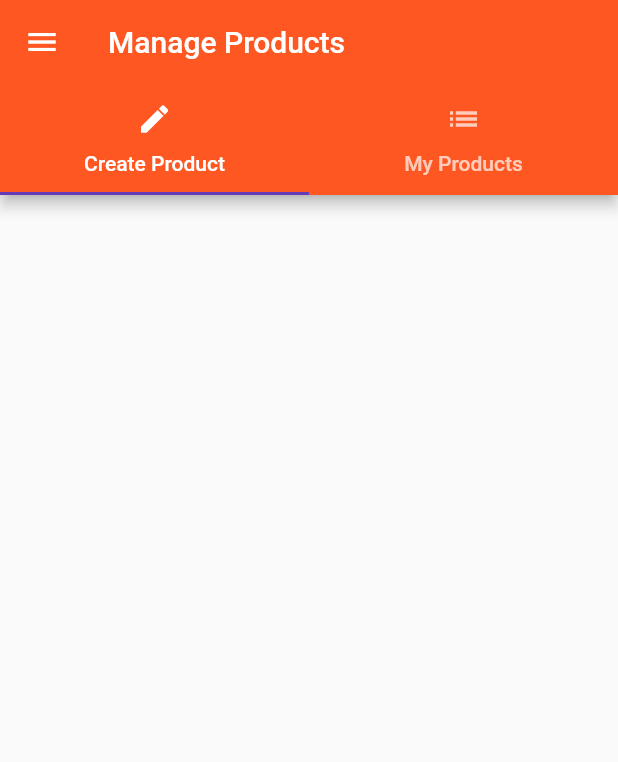
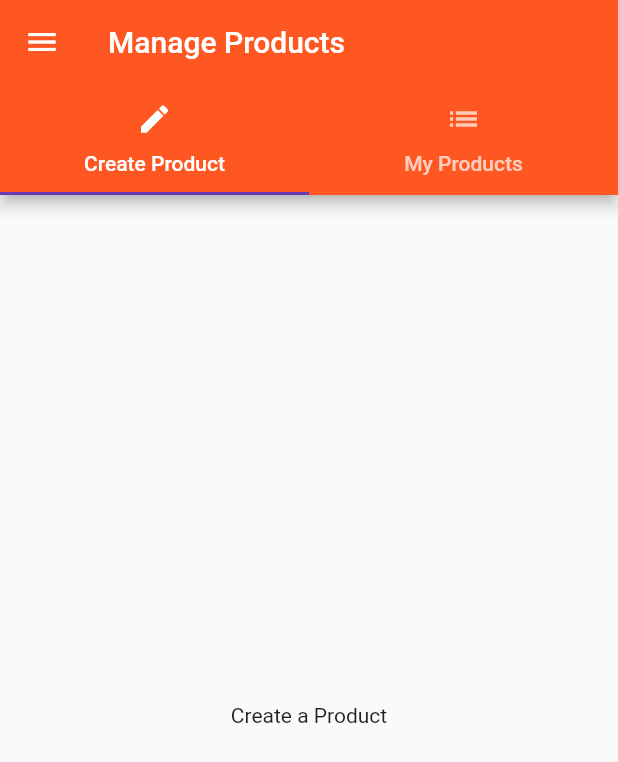
Before and after one commit to yidinghe/flutter_course, a Flutter app: the ProductsPage screen opened directly, in the side drawer, after a tap on "Manage Products", on a phone screen of 412 x 824 dp. Shown: the top 762 px of the screen. Run offline on Flutter 3.47's test engine with Material 2 defaults, Android fonts, the phone set to English and light mode, and no system bars.

```diff
--- a/lib/pages/product_create.dart
+++ b/lib/pages/product_create.dart
@@ -3,7 +3,8 @@ import 'package:flutter/material.dart';
 class ProductCreatePage extends StatelessWidget {
   @override
   Widget build(BuildContext context) {
-
+    return Center(
+      child: Text('Create a Product'),
+    );
   }
-
 }
--- a/lib/pages/product_list.dart
+++ b/lib/pages/product_list.dart
@@ -3,7 +3,8 @@ import 'package:flutter/material.dart';
 class ProductListPage extends StatelessWidget {
   @override
   Widget build(BuildContext context) {
-
+    return Center(
+      child: Text('All Products'),
+    );
   }
-
 }
--- a/lib/pages/products.dart
+++ b/lib/pages/products.dart
@@ -17,10 +17,7 @@ class ProductsPage extends StatelessWidget {
             ListTile(
               title: Text('Manage Products'),
               onTap: () {
-                Navigator.pushReplacement(
-                  context,
-                  MaterialPageRoute(builder: (context) => ProductsAdminPage()),
-                );
+                Navigator.pushReplacementNamed(context, '/admin');
               },
             ),
           ],
```
Also changed, not shown: lib/main.dart (+7 -1 lines).
